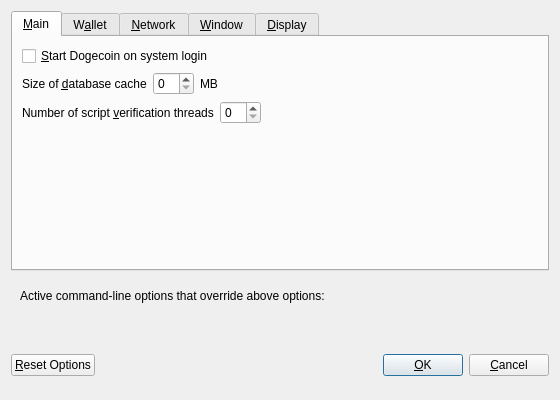
dogecoin/dogecoin, file src/qt/forms/optionsdialog.ui: the form before one commit.
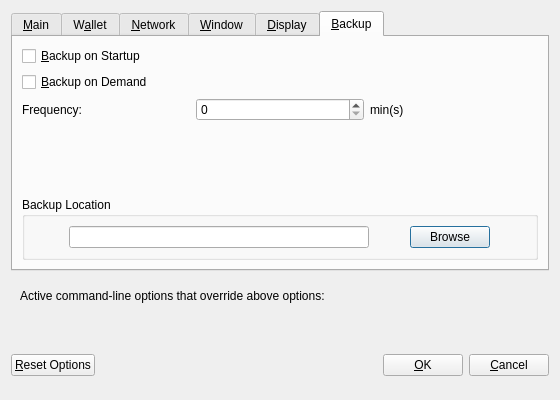
The form after the commit. The open tabs and pages were chosen to show the change. Custom widgets are drawn as their Qt base class.

Commit message: CHANGELOG [x] .data writer interface at walletframe.h [ ] option model update to save backup option [ ] timing features for on demand and on startup backup

```diff
--- a/src/qt/forms/optionsdialog.ui
+++ b/src/qt/forms/optionsdialog.ui
@@ -510,6 +510,122 @@
        </item>
       </layout>
      </widget>
+
+    <!-- Feature 1 - Start of backup_tab -->
+    <widget class="QWidget" name="tabBackup">
+      <attribute name="title">
+        <string>&amp;Backup</string>
+      </attribute>
+      <layout class="QVBoxLayout" name="verticalLayout_Backup">
+        <item>
+          <widget class="QCheckBox" name="backupOnStart">
+            <property name="toolTip">
+              <string>Systematically do wallet backup when application start</string>
+            </property>
+            <property name="text">
+              <string>&amp;Backup on Startup</string>
+            </property>
+          </widget>
+        </item>
+        <item>
+          <widget class="QCheckBox" name="backupOnDemand">
+            <property name="toolTip">
+              <string>Systematically do wallet backup frequently as defined by users</string>
+            </property>
+            <property name="text">
+              <string>&amp;Backup on Demand</string>
+            </property>
+          </widget>
+        </item>
+
+        <item>
+          <layout class="QHBoxLayout" name="backupHorizontalLayout_1">
+            <item>
+              <widget class="QLabel" name="backupFrequencyLabel">
+                <property name="text">
+                  <string>Frequency:</string>
+                </property>
+                <property name="textFormat">
+                  <enum>Qt::PlainText</enum>
+                </property>
+                <property name="toolTip">
+                  <string>Systematically do wallet backup frequently as defined by users</string>
+                </property>
+              </widget>
+            </item>
+            <item>
+              <widget class="QSpinBox" name="backupMinsSpinBox"/>
+            </item>
+            <item>
+              <widget class="QLabel" name="backupMinsLabel">
+                <property name="text">
+                  <string>min(s)</string>
+                </property>
+                <property name="textFormat">
+                  <enum>Qt::PlainText</enum>
+                </property>
+              </widget>
+            </item>
+          </layout>
+        </item>
+
+        <item>
+          <spacer name="verticalSpacer_Backup">
+            <property name="orientation">
+              <enum>Qt::Vertical</enum>
+            </property>
+            <property name="sizeHint" stdset="0">
+              <size>
+                <width>20</width>
+                <height>40</height>
+              </size>
+            </property>
+          </spacer>
+        </item>
+
+        <item>
+          <widget class="QGroupBox" name="backupGroupBox">
+            <property name="title">
+              <string>Backup Location</string>
+            </property>
+            <layout class="QHBoxLayout" name="backupHorizontalLayout_2">
+                <item>
+                  <widget class="QValidatedLineEdit" name="backupFileLocationLabel">
+                    <property name="maximumSize">
+                      <size>
+                        <width>300</width>
+                        <height>16777215</height>
+                      </size>
+                    </property>
+                    <property name="toolTip">
+                      <string>Backup file location</string>
+                    </property>
+                  </widget>
+                </item>
+                <item>
+                  <widget class="QPushButton" name="backupSelectFileButton">
+                    <property name="toolTip">
+                      <string>Select backup file location</string>
+                    </property>
+                    <property name="text">
+                      <string notr="true">Browse</string>
+                    </property>
+                    <property name="maximumSize">
+                        <size>
+                            <width>80</width>
+                            <height>16777215</height>
+                        </size>
+                    </property>
+                  </widget>
+                </item>
+            </layout>
+          </widget>
+        </item>
+
+      </layout>
+     </widget>
+     <!-- End of backup_tab-->
+
     </widget>
    </item>
    <item>
```
The commit also changes 8 other files.
